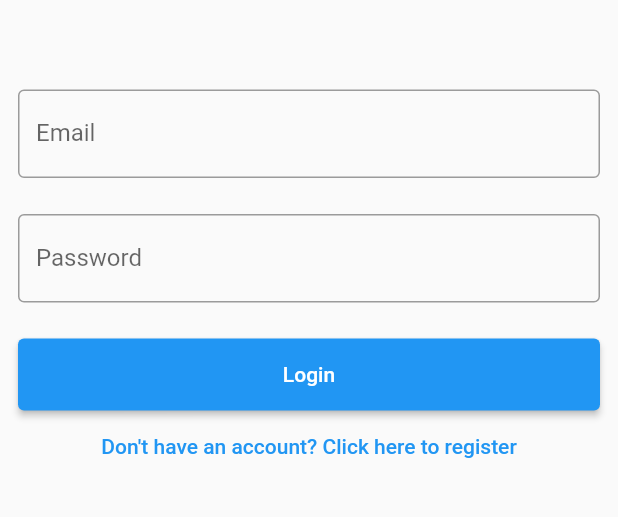
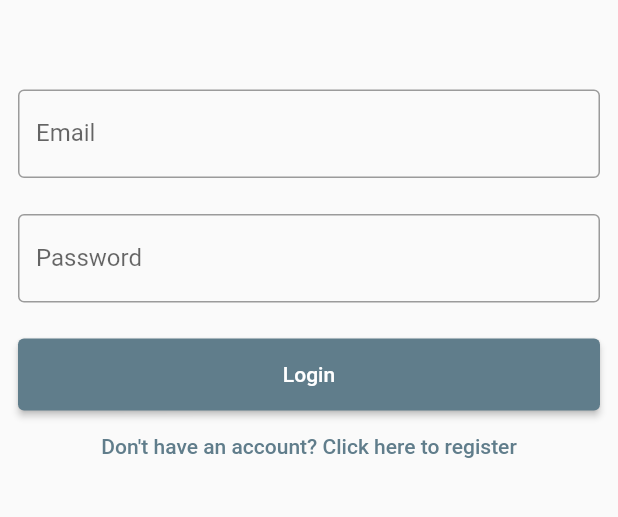
Before and after one commit to Yukon2077/Rash-Driving-Analyser, a Flutter app: the screen it shows after launch, on a phone screen of 412 x 824 dp, the part 476-993 px from its top. Run offline on Flutter 3.47's test engine with Material 2 defaults, Android fonts, the light colour scheme and no system bars; our stand-ins replace shared_preferences.

Commit message:
improved the project

```diff
--- a/Flutter/lib/main.dart
+++ b/Flutter/lib/main.dart
@@ -1,36 +1,40 @@
 import 'package:flutter/material.dart';
+import 'package:shared_preferences/shared_preferences.dart';
 
+import 'package:rash_driving_analyser/routes/add_vehicle.dart';
 import 'package:rash_driving_analyser/routes/home.dart';
 import 'package:rash_driving_analyser/routes/login.dart';
 import 'package:rash_driving_analyser/routes/profile.dart';
 import 'package:rash_driving_analyser/routes/register.dart';
 import 'package:rash_driving_analyser/routes/vehicle_details.dart';
-import 'package:shared_preferences/shared_preferences.dart';
 
 String token = '';
 
 Future<void> main() async {
   WidgetsFlutterBinding.ensureInitialized();
   final prefs = await SharedPreferences.getInstance();
-  token = await prefs.getString('token') ?? '';
-  runApp(App());
+  token = prefs.getString('token') ?? '';
+  runApp(const App());
 }
 
 class App extends StatelessWidget {
-  App({Key? key}) : super(key: key);
-
+  const App({Key? key}) : super(key: key);
 
   @override
   Widget build(BuildContext context) {
     return MaterialApp(
+      theme: ThemeData(
+          primarySwatch: Colors.blueGrey
+      ),
       title: 'Rash Driving Analyser',
       initialRoute: (token != '' || token.isNotEmpty) ? '/home' : '/login',
       routes: {
-        '/home': (context) => Home(),
-        '/login': (context) => Login(),
-        '/register': (context) => Register(),
-        '/vehicle': (context) => VehicleDetail(),
-        '/profile': (context) => Profile(),
+        '/home': (context) => const Home(),
+        '/login': (context) => const Login(),
+        '/register': (context) => const Register(),
+        '/vehicle': (context) => const VehicleDetail(),
+        '/vehicle/add': (context) => const AddVehicle(),
+        '/profile': (context) => const Profile(),
       },
     );
   }
--- a/Flutter/lib/routes/login.dart
+++ b/Flutter/lib/routes/login.dart
@@ -1,5 +1,6 @@
 import 'package:flutter/material.dart';
 import 'package:rash_driving_analyser/forms/login_form.dart';
+import 'package:rash_driving_analyser/widgets/form_text_button.dart';
 
 class Login extends StatelessWidget {
   const Login({Key? key}) : super(key: key);
@@ -12,20 +13,17 @@ class Login extends StatelessWidget {
         crossAxisAlignment: CrossAxisAlignment.center,
         children: [
           Container(
-            margin: EdgeInsets.fromLTRB(12, 0, 12, 48),
-            child: Text(
+            margin: const EdgeInsets.fromLTRB(12, 0, 12, 48),
+            child: const Text(
               'Rash Driving Analyser',
               style: TextStyle(fontSize: 56),
               textAlign: TextAlign.center,
             ),
           ),
           const LoginForm(),
-          Container(
-            margin: EdgeInsets.fromLTRB(12, 0, 12, 0),
-            child: TextButton(
-                onPressed: () => register(context),
-                child: Text('Don\'t have an account? Click here to register')),
-          ),
+          FormTextButton(
+              text: 'Don\'t have an account? Click here to register',
+              onPressed: () => register(context)),
         ],
       ),
     );
--- /dev/null
+++ b/Flutter/lib/widgets/form_text_button.dart
@@ -0,0 +1,20 @@
+import 'package:flutter/material.dart';
+
+class FormTextButton extends StatelessWidget {
+
+  var onPressed;
+  var text;
+
+  FormTextButton({required this.text, required this.onPressed});
+
+  @override
+  Widget build(BuildContext context) {
+    return Container(
+      margin: const EdgeInsets.fromLTRB(12, 0, 12, 0),
+      child: TextButton(
+          onPressed: () => onPressed,
+          child: Text(text)),
+    );
+  }
+
+}
```
Also changed, not shown: Flutter/lib/apis/api.dart (+17 -3 lines), Flutter/lib/forms/add_vehicle_form.dart (added, +63 -0 lines), Flutter/lib/routes/add_vehicle.dart (added, +21 -0 lines), Flutter/lib/routes/home.dart (+10 -13 lines), Flutter/lib/routes/vehicle_details.dart (+38 -4 lines), Flutter/lib/widgets/vehicle.dart (+18 -12 lines), 8 other files.
